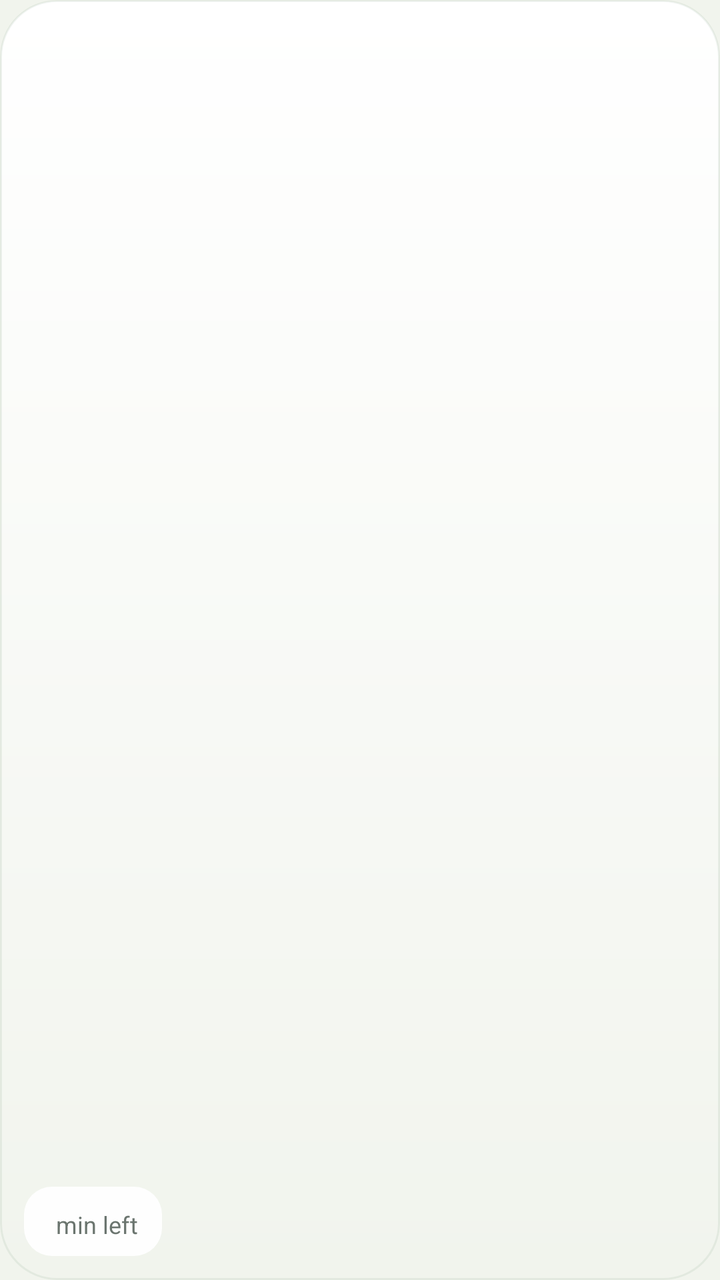
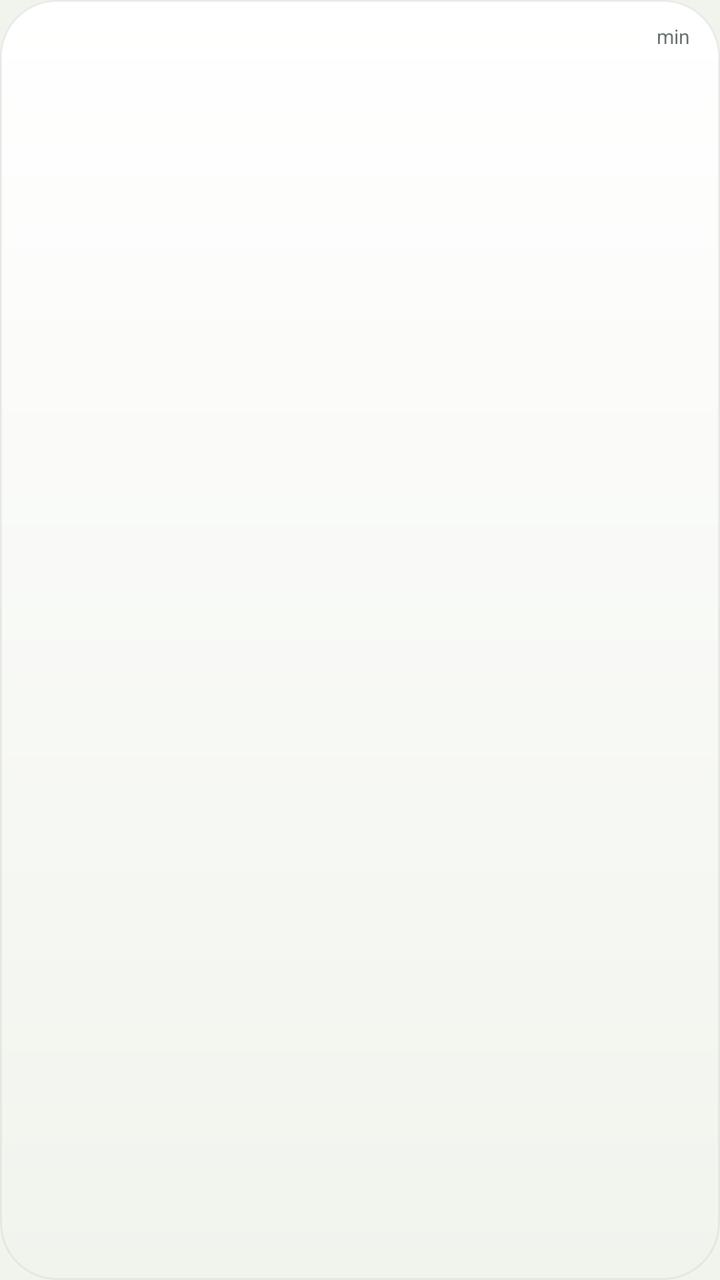

Screens rendered from an Android XML layout before and after an edit, with the pre-edit source and the edit as a unified diff.
<!-- AndroidManifest.xml: application theme Theme.Tend -->
<!-- res/layout/widget_garden.xml -->
<?xml version="1.0" encoding="utf-8"?>
<FrameLayout xmlns:android="http://schemas.android.com/apk/res/android"
    android:id="@+id/root"
    android:layout_width="match_parent"
    android:layout_height="match_parent"
    android:background="@drawable/widget_bg"
    android:clipToOutline="true">

    <ImageView
        android:id="@+id/garden"
        android:layout_width="match_parent"
        android:layout_height="match_parent"
        android:contentDescription="@string/app_name"
        android:scaleType="centerCrop" />

    
    <TextView
        android:id="@+id/note"
        android:layout_width="wrap_content"
        android:layout_height="wrap_content"
        android:layout_gravity="top|start"
        android:layout_margin="10dp"
        android:background="@drawable/widget_pill"
        android:maxLines="1"
        android:ellipsize="end"
        android:paddingStart="10dp"
        android:paddingTop="4dp"
        android:paddingEnd="10dp"
        android:paddingBottom="5dp"
        android:textColor="@color/moss"
        android:textSize="12sp"
        android:textStyle="bold"
        android:visibility="gone" />

    <LinearLayout
        android:layout_width="wrap_content"
        android:layout_height="wrap_content"
        android:layout_gravity="bottom|start"
        android:layout_margin="12dp"
        android:id="@+id/pill"
        android:background="@drawable/widget_pill"
        android:baselineAligned="true"
        android:orientation="horizontal"
        android:paddingStart="12dp"
        android:paddingTop="5dp"
        android:paddingEnd="12dp"
        android:paddingBottom="6dp">

        <TextView
            android:id="@+id/minutes"
            android:layout_width="wrap_content"
            android:layout_height="wrap_content"
            android:fontFamily="@font/fredoka"
            android:includeFontPadding="false"
            android:textColor="@color/moss"
            android:textSize="20sp"
            android:textStyle="bold" />

        <TextView
            android:id="@+id/pill_label"
            android:layout_width="wrap_content"
            android:layout_height="wrap_content"
            android:layout_marginStart="4dp"
            android:text="@string/widget_min_left"
            android:textColor="@color/muted"
            android:textSize="12sp" />
    </LinearLayout>
</FrameLayout>
<!-- resources referenced by this layout -->
<resources>
  <color name="moss">#316849</color>
  <color name="muted">#6B756F</color>
  <!-- drawable widget_bg (drawable) -->
  <?xml version="1.0" encoding="utf-8"?>
  <shape xmlns:android="http://schemas.android.com/apk/res/android" android:shape="rectangle">
      <gradient android:angle="270" android:startColor="#FFFFFFFF" android:endColor="@color/sage" />
      <stroke android:width="1dp" android:color="#14316849" />
      <corners android:radius="28dp" />
  </shape>
  <!-- drawable widget_pill (drawable) -->
  <?xml version="1.0" encoding="utf-8"?>
  <shape xmlns:android="http://schemas.android.com/apk/res/android" android:shape="rectangle">
      <solid android:color="#F2FFFFFF" />
      <corners android:radius="14dp" />
  </shape>
  <string name="app_name">tend</string>
  <string name="widget_min_left">min left</string>
  <style name="Theme.Tend" parent="android:Theme.Material.Light.NoActionBar">
          <item name="android:windowBackground">@color/sage</item>
      </style>
  <color name="sage">#F1F4ED</color>
</resources>

<!-- the commit's change to res/layout/widget_garden.xml (unified diff, before → after) -->
@@ -19,7 +19,9 @@
         android:layout_width="wrap_content"
         android:layout_height="wrap_content"
         android:layout_gravity="top|start"
-        android:layout_margin="10dp"
+        android:layout_marginStart="8dp"
+        android:layout_marginTop="8dp"
+        android:layout_marginEnd="58dp"
         android:background="@drawable/widget_pill"
         android:maxLines="1"
         android:ellipsize="end"
@@ -28,23 +30,23 @@
         android:paddingEnd="10dp"
         android:paddingBottom="5dp"
         android:textColor="@color/moss"
-        android:textSize="12sp"
+        android:textSize="11sp"
         android:textStyle="bold"
         android:visibility="gone" />
 
     <LinearLayout
         android:layout_width="wrap_content"
         android:layout_height="wrap_content"
-        android:layout_gravity="bottom|start"
-        android:layout_margin="12dp"
+        android:layout_gravity="top|end"
+        android:layout_margin="8dp"
         android:id="@+id/pill"
         android:background="@drawable/widget_pill"
         android:baselineAligned="true"
         android:orientation="horizontal"
-        android:paddingStart="12dp"
-        android:paddingTop="5dp"
-        android:paddingEnd="12dp"
-        android:paddingBottom="6dp">
+        android:paddingStart="7dp"
+        android:paddingTop="2dp"
+        android:paddingEnd="7dp"
+        android:paddingBottom="3dp">
 
         <TextView
             android:id="@+id/minutes"
@@ -53,16 +55,16 @@
             android:fontFamily="@font/fredoka"
             android:includeFontPadding="false"
             android:textColor="@color/moss"
-            android:textSize="20sp"
+            android:textSize="13sp"
             android:textStyle="bold" />
 
         <TextView
             android:id="@+id/pill_label"
             android:layout_width="wrap_content"
             android:layout_height="wrap_content"
-            android:layout_marginStart="4dp"
-            android:text="@string/widget_min_left"
+            android:layout_marginStart="2dp"
+            android:text="@string/widget_min"
             android:textColor="@color/muted"
-            android:textSize="12sp" />
+            android:textSize="10sp" />
     </LinearLayout>
 </FrameLayout>
<!-- resource entries referenced after the edit -->
@@ -16,7 +16,7 @@
       <corners android:radius="14dp" />
   </shape>
   <string name="app_name">tend</string>
-  <string name="widget_min_left">min left</string>
+  <string name="widget_min">min</string>
   <style name="Theme.Tend" parent="android:Theme.Material.Light.NoActionBar">
           <item name="android:windowBackground">@color/sage</item>
       </style>
